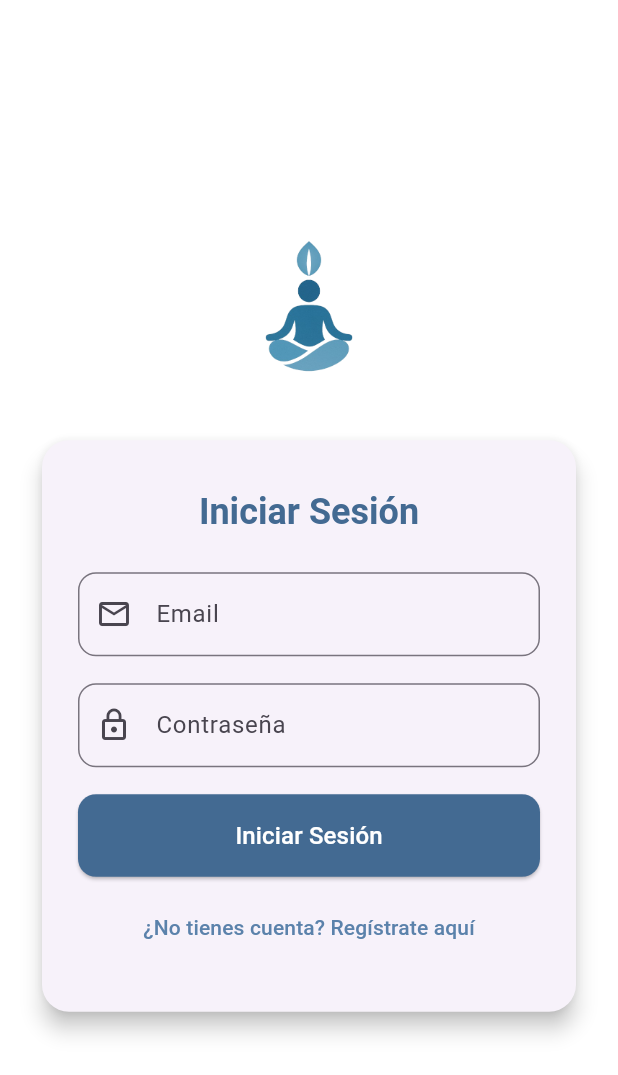
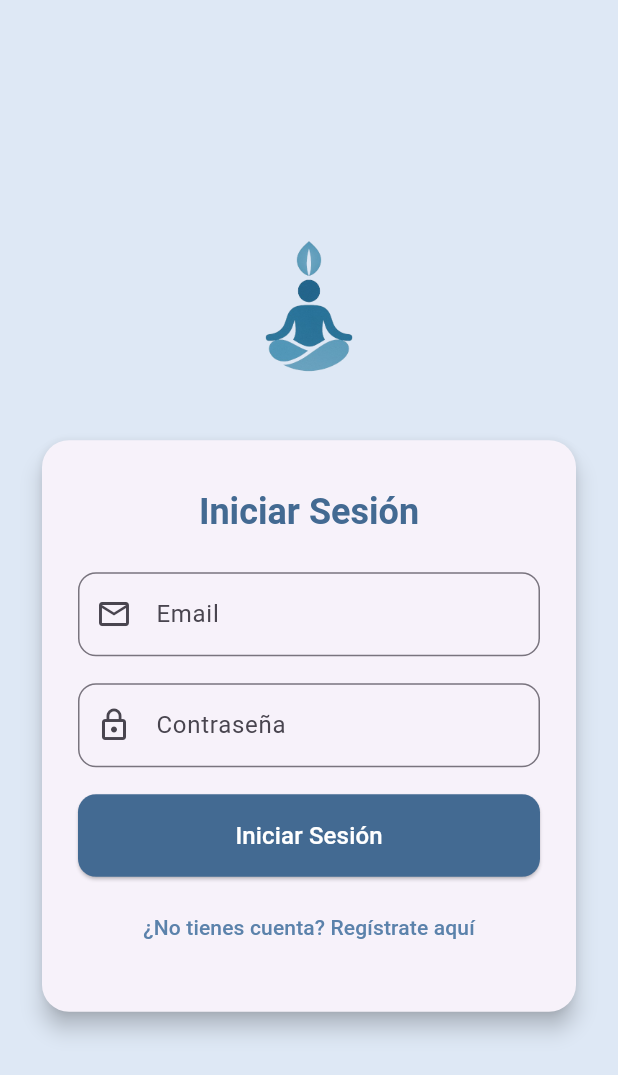
Before and after one commit to paula-ayllon-perez/Serenalea, a Flutter app: the LoginPage screen opened by its route, on a phone screen of 412 x 824 dp. Shown: the top 1075 px of the screen. Run offline on Flutter 3.47's test engine with Material 3 defaults, Android fonts, the light colour scheme and no system bars; our stand-ins replace cloud_firestore, firebase_auth, firebase_core; accounts and stored records are empty.

Commit message:
#Style: Cambiado el color del fondo del login

```diff
--- a/serenalea/lib/presentation/pages/login/login.dart
+++ b/serenalea/lib/presentation/pages/login/login.dart
@@ -26,7 +26,7 @@ class _LoginPageState extends State<LoginPage> {
         _errorMessage = null;
       });
       try {
-        // 🔹 Login con FirebaseAuth
+        // Login con FirebaseAuth
         await _auth.signInWithEmailAndPassword(
           email: _emailController.text.trim(),
           password: _passwordController.text.trim(),
@@ -56,7 +56,7 @@ class _LoginPageState extends State<LoginPage> {
   Widget build(BuildContext context) {
     final theme = Theme.of(context);
     return Scaffold(
-      backgroundColor: Colors.white,
+      backgroundColor: const Color.fromARGB(255, 222, 232, 245),
       body: Center(
         child: SingleChildScrollView(
           padding: const EdgeInsets.symmetric(horizontal: 24, vertical: 32),
```
